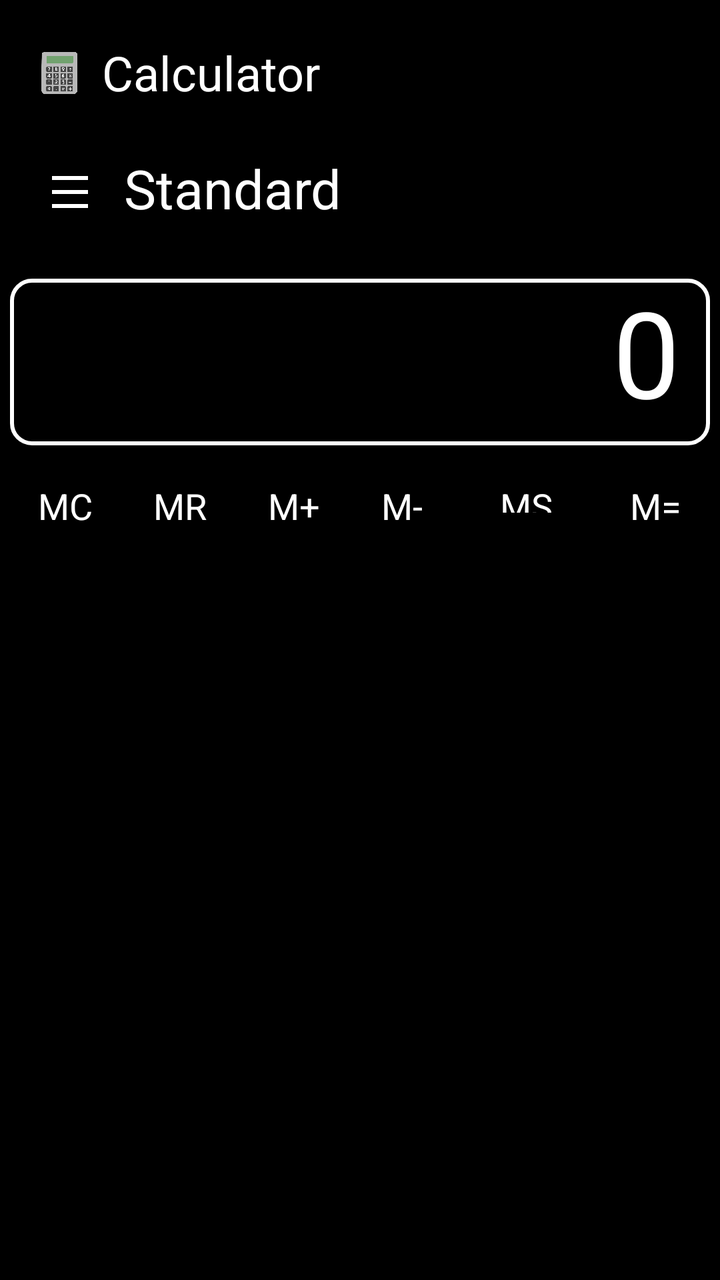
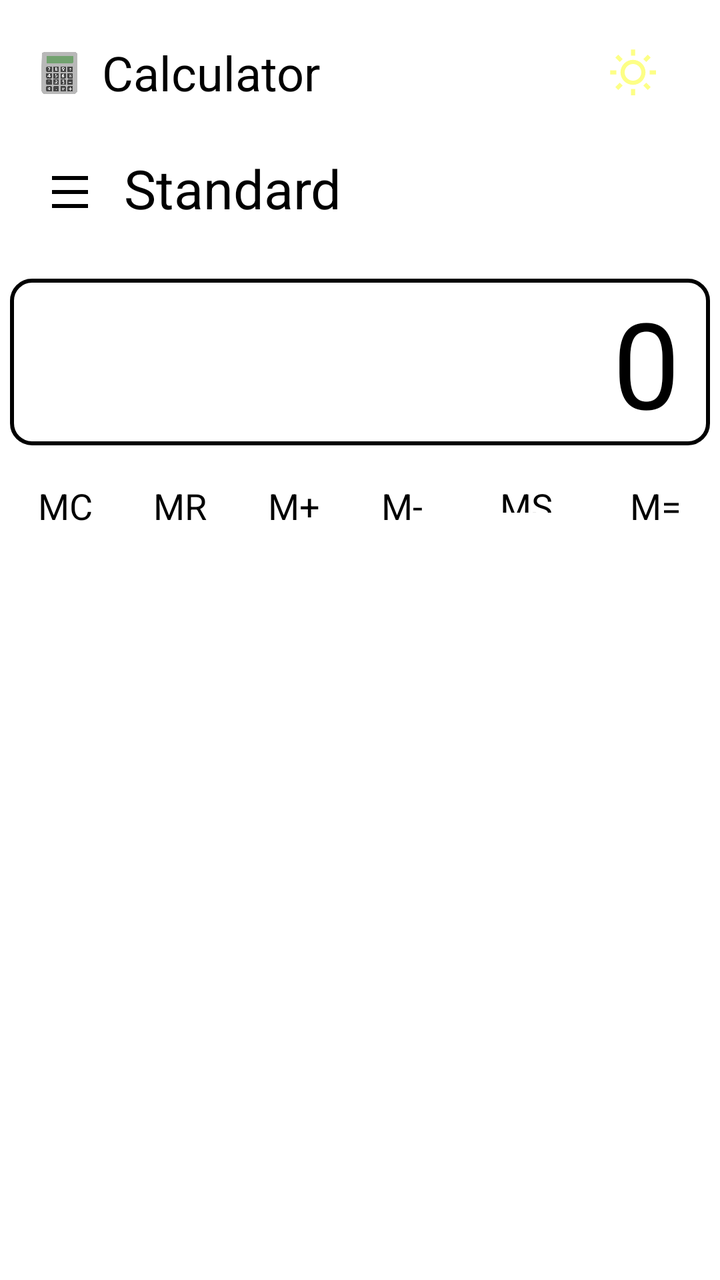

Two renders of the same Android screen: before a commit and after it. Below are the layout's source before the change and the commit's diff.
<!-- AndroidManifest.xml: application theme Theme.Calculator -->
<!-- res/layout/activity_main.xml -->
<?xml version="1.0" encoding="utf-8"?>
<LinearLayout
  xmlns:android="http://schemas.android.com/apk/res/android"
  android:id="@+id/main"
  android:layout_width="match_parent"
  android:layout_height="match_parent"
  android:background="#000000"
  android:orientation="vertical"
  android:weightSum="14">

  <androidx.appcompat.widget.Toolbar
    android:id="@+id/custom_toolbar"
    android:layout_width="match_parent"
    android:layout_height="?attr/actionBarSize"
    android:background="?attr/colorPrimary"
    android:theme="@style/ThemeOverlay.AppCompat.Dark.ActionBar"
    android:elevation="4dp"
    android:paddingHorizontal="16dp"
    android:gravity="center_vertical"
    android:layout_weight="0.4">



    <LinearLayout
      android:layout_width="wrap_content"
      android:layout_height="match_parent"
      android:orientation="horizontal"
      android:gravity="center_vertical">

      
      <ImageView
        android:id="@+id/icon"
        android:layout_width="35dp"
        android:layout_height="35dp"
        android:src="@drawable/calculator"
        android:layout_gravity="center_vertical"
        android:paddingEnd="8dp"/>
      
      <TextView
        android:layout_width="wrap_content"
        android:layout_height="match_parent"
        android:text="Calculator"
        android:textSize="24sp"
        android:textColor="@color/white"
        android:gravity="center_vertical"
        android:textStyle="normal"/>
    </LinearLayout>
    










  </androidx.appcompat.widget.Toolbar>
  
  <LinearLayout
    android:id="@+id/linear1"
    android:layout_width="match_parent"
    android:layout_height="0dp"
    android:layout_weight="1.6"
    android:orientation="horizontal"
    android:weightSum="2">
    <LinearLayout
      android:id="@+id/menubar"
      android:layout_width="match_parent"
      android:layout_height="match_parent"
      android:orientation="horizontal"
      android:layout_marginBottom="20dp"
      >
      <ImageView
        android:layout_width="wrap_content"
        android:layout_height="wrap_content"
        android:src="@drawable/menu"
        android:padding="10dp"
        android:layout_gravity="center_vertical"
        android:layout_marginLeft="13dp"/>
      <TextView
        android:layout_width="wrap_content"
        android:layout_height="wrap_content"
        android:text="Standard"
        android:textColor="?attr/colorOnPrimary"
        android:textSize="27dp"
        android:layout_gravity="center_vertical"
        android:layout_marginBottom="2dp"
        android:layout_marginLeft="5dp"/>


    </LinearLayout>
  </LinearLayout>
  
  <LinearLayout
    android:id="@+id/linear2"
    android:layout_width="match_parent"
    android:layout_height="0dp"
    android:layout_weight="3"
    android:background="#000000"
    android:orientation="vertical"
    android:weightSum="3">

    <LinearLayout
      android:layout_width="match_parent"
      android:layout_height="match_parent"
      android:layout_weight="1"
      android:background="@drawable/border"
      android:layout_marginLeft="5dp"
      android:layout_marginRight="5dp">
      <EditText
        android:layout_width="match_parent"
        android:layout_height="match_parent"
        android:id="@+id/screen"
        android:text="0"
        android:textColor="?attr/colorOnPrimary"
        android:textSize="60sp"
        android:textStyle="normal"
        android:clickable="false"
        android:focusable="false"
        android:gravity="end|center_vertical"
        android:cursorVisible="false"
        android:paddingHorizontal="15dp"
        />
    </LinearLayout>
    <LinearLayout
      android:layout_width="match_parent"
      android:layout_height="match_parent"
      android:layout_weight="2"
      android:orientation="horizontal"
      android:weightSum="6"
      android:paddingHorizontal="4dp"
      android:layout_marginTop="10dp">
      
      <TextView
        android:id="@+id/mc"
        android:layout_width="wrap_content"
        android:layout_height="wrap_content"
        android:text="MC"
        android:textSize="18sp"
        android:textColor="?attr/colorOnPrimary"
        android:clickable="true"
        android:focusable="true"
        android:layout_weight="1"
        android:gravity="center"
        />
      
      <TextView
        android:id="@+id/mr"
        android:layout_width="wrap_content"
        android:layout_height="wrap_content"
        android:text="MR"
        android:textSize="18sp"
        android:textColor="?attr/colorOnPrimary"
        android:clickable="true"
        android:focusable="true"
        android:layout_weight="1"
        android:gravity="center" />
      
      <TextView
        android:id="@+id/mPlus"
        android:layout_width="wrap_content"
        android:layout_height="wrap_content"
        android:text="M+"
        android:textSize="18sp"
        android:textColor="?attr/colorOnPrimary"
        android:clickable="true"
        android:focusable="true"
        android:layout_weight="1"
        android:gravity="center" />
      
      <TextView
        android:id="@+id/mMinus"
        android:layout_width="wrap_content"
        android:layout_height="wrap_content"
        android:text="M-"
        android:textSize="18sp"
        android:textColor="?attr/colorOnPrimary"
        android:clickable="true"
        android:focusable="true"
        android:layout_weight="1"
        android:gravity="center" />
      
      <TextView
        android:id="@+id/ms"
        android:layout_width="wrap_content"
        android:layout_height="wrap_content"
        android:text="MS"
        android:textSize="18sp"
        android:textColor="?attr/colorOnPrimary"
        android:clickable="true"
        android:focusable="true"
        android:padding="8dp"
        android:layout_weight="1"
        android:gravity="center" />
      
      <TextView
        android:id="@+id/mEquals"
        android:layout_width="wrap_content"
        android:layout_height="wrap_content"
        android:text="M="
        android:textSize="18sp"
        android:textColor="?attr/colorOnPrimary"
        android:clickable="true"
        android:focusable="true"
        android:layout_weight="1"
        android:gravity="center" />
    </LinearLayout>

  </LinearLayout>
  
  <View
    android:layout_width="match_parent"
    android:layout_height="0dp"
    android:layout_weight="1.5" />
  <LinearLayout
    android:id="@+id/buttonLayout"
    android:layout_width="match_parent"
    android:layout_height="0dp"
    android:layout_weight="7.5"
    android:orientation="vertical"
    android:weightSum="5"
    android:layout_marginTop="0dp">
  </LinearLayout>


</LinearLayout>
<!-- resources referenced by this layout -->
<resources>
  <color name="white">#FFFFFFFF</color>
  <!-- drawable border (drawable) -->
  <shape xmlns:android="http://schemas.android.com/apk/res/android">
    <solid android:color="@android:color/transparent"/> 
    <stroke android:width="2dp" android:color="?attr/colorOnPrimary"/> 
    <corners android:radius="10dp"/> 
  </shape>
  <!-- drawable calculator: png bitmap (drawable, 433219 bytes) -->
  <!-- drawable menu (drawable) -->
  <vector xmlns:android="http://schemas.android.com/apk/res/android"
      android:width="24dp"
      android:height="24dp"
      android:viewportWidth="24"
      android:viewportHeight="24">
    <path
        android:pathData="M3,4H21V6H3V4ZM3,11H21V13H3V11ZM3,18H21V20H3V18Z"
        android:fillColor="@color/white"/>
  </vector>
  <style name="Theme.Calculator" parent="Theme.MaterialComponents.DayNight.NoActionBar">
      
      <item name="colorPrimary">@color/black</item>
      <item name="colorPrimaryVariant">@color/charcoal</item>
      <item name="colorOnPrimary">@color/white</item>
      
      <item name="colorSecondary">@color/teal_200</item>
      <item name="colorSecondaryVariant">@color/teal_700</item>
      <item name="colorOnSecondary">@color/black</item>
      
  
      <item name="android:statusBarColor">@color/black</item>
      
  
    </style>
  <color name="black">#FF000000</color>
  <color name="charcoal">#1E1E1E</color>"
  <color name="teal_200">#FF03DAC5</color>
  <color name="teal_700">#FF018786</color>
</resources>

<!-- the commit's change to res/layout/activity_main.xml (unified diff, before → after) -->
@@ -4,7 +4,7 @@
   android:id="@+id/main"
   android:layout_width="match_parent"
   android:layout_height="match_parent"
-  android:background="#000000"
+  android:background="?attr/colorPrimary"
   android:orientation="vertical"
   android:weightSum="14">
 
@@ -14,7 +14,7 @@
     android:layout_height="?attr/actionBarSize"
     android:background="?attr/colorPrimary"
     android:theme="@style/ThemeOverlay.AppCompat.Dark.ActionBar"
-    android:elevation="4dp"
+    android:elevation="0dp"
     android:paddingHorizontal="16dp"
     android:gravity="center_vertical"
     android:layout_weight="0.4">
@@ -41,21 +41,17 @@
         android:layout_height="match_parent"
         android:text="Calculator"
         android:textSize="24sp"
-        android:textColor="@color/white"
+        android:textColor="?attr/colorOnPrimary"
         android:gravity="center_vertical"
         android:textStyle="normal"/>
     </LinearLayout>
-    
-
-
-
-
-
-
-
-
-
-
+    <ImageView
+      android:id="@+id/themeicon"
+      android:layout_width="25dp"
+      android:layout_height="25dp"
+      android:layout_gravity="end"
+      android:layout_marginEnd="15dp"
+      android:src="@drawable/lightmodeicon" /> 
   </androidx.appcompat.widget.Toolbar>
   
   <LinearLayout
@@ -98,7 +94,6 @@
     android:layout_width="match_parent"
     android:layout_height="0dp"
     android:layout_weight="3"
-    android:background="#000000"
     android:orientation="vertical"
     android:weightSum="3">
 
@@ -122,6 +117,7 @@
         android:gravity="end|center_vertical"
         android:cursorVisible="false"
         android:paddingHorizontal="15dp"
+        android:background="@null" /> 
         />
     </LinearLayout>
     <LinearLayout
<!-- resource entries referenced after the edit -->
@@ -1,6 +1,5 @@
 <!-- resources referenced by this layout -->
 <resources>
-  <color name="white">#FFFFFFFF</color>
   <!-- drawable border (drawable) -->
   <shape xmlns:android="http://schemas.android.com/apk/res/android">
     <solid android:color="@android:color/transparent"/> 
@@ -8,6 +7,16 @@
     <corners android:radius="10dp"/> 
   </shape>
   <!-- drawable calculator: png bitmap (drawable, 433219 bytes) -->
+  <!-- drawable lightmodeicon (drawable) -->
+  <vector xmlns:android="http://schemas.android.com/apk/res/android"
+      android:width="24dp"
+      android:height="24dp"
+      android:viewportWidth="24"
+      android:viewportHeight="24">
+    <path
+        android:pathData="M12,18C8.686,18 6,15.314 6,12C6,8.686 8.686,6 12,6C15.314,6 18,8.686 18,12C18,15.314 15.314,18 12,18ZM12,16C14.209,16 16,14.209 16,12C16,9.791 14.209,8 12,8C9.791,8 8,9.791 8,12C8,14.209 9.791,16 12,16ZM11,1H13V4H11V1ZM11,20H13V23H11V20ZM3.515,4.929L4.929,3.515L7.05,5.636L5.636,7.05L3.515,4.929ZM16.95,18.364L18.364,16.95L20.485,19.071L19.071,20.485L16.95,18.364ZM19.071,3.515L20.485,4.929L18.364,7.05L16.95,5.636L19.071,3.515ZM5.636,16.95L7.05,18.364L4.929,20.485L3.515,19.071L5.636,16.95ZM23,11V13H20V11H23ZM4,11V13H1V11H4Z"
+        android:fillColor="@color/pale_yellow"/>
+  </vector>
   <!-- drawable menu (drawable) -->
   <vector xmlns:android="http://schemas.android.com/apk/res/android"
       android:width="24dp"
@@ -16,25 +25,23 @@
       android:viewportHeight="24">
     <path
         android:pathData="M3,4H21V6H3V4ZM3,11H21V13H3V11ZM3,18H21V20H3V18Z"
-        android:fillColor="@color/white"/>
+        android:fillColor="?attr/colorOnPrimary"/>
   </vector>
   <style name="Theme.Calculator" parent="Theme.MaterialComponents.DayNight.NoActionBar">
       
-      <item name="colorPrimary">@color/black</item>
-      <item name="colorPrimaryVariant">@color/charcoal</item>
-      <item name="colorOnPrimary">@color/white</item>
+      <item name="colorPrimary">@color/white</item>
+      <item name="colorPrimaryVariant">@color/beige</item>
+      <item name="colorOnPrimary">@color/black</item>
       
       <item name="colorSecondary">@color/teal_200</item>
       <item name="colorSecondaryVariant">@color/teal_700</item>
       <item name="colorOnSecondary">@color/black</item>
-      
-  
-      <item name="android:statusBarColor">@color/black</item>
-      
-  
+      <item name="android:statusBarColor">?attr/colorPrimaryVariant</item>
     </style>
+  <color name="pale_yellow"> #FDFF86 </color>"
+  <color name="white">#FFFFFFFF</color>
+  <color name="beige">#F5F5DC</color>
   <color name="black">#FF000000</color>
-  <color name="charcoal">#1E1E1E</color>"
   <color name="teal_200">#FF03DAC5</color>
   <color name="teal_700">#FF018786</color>
 </resources>
